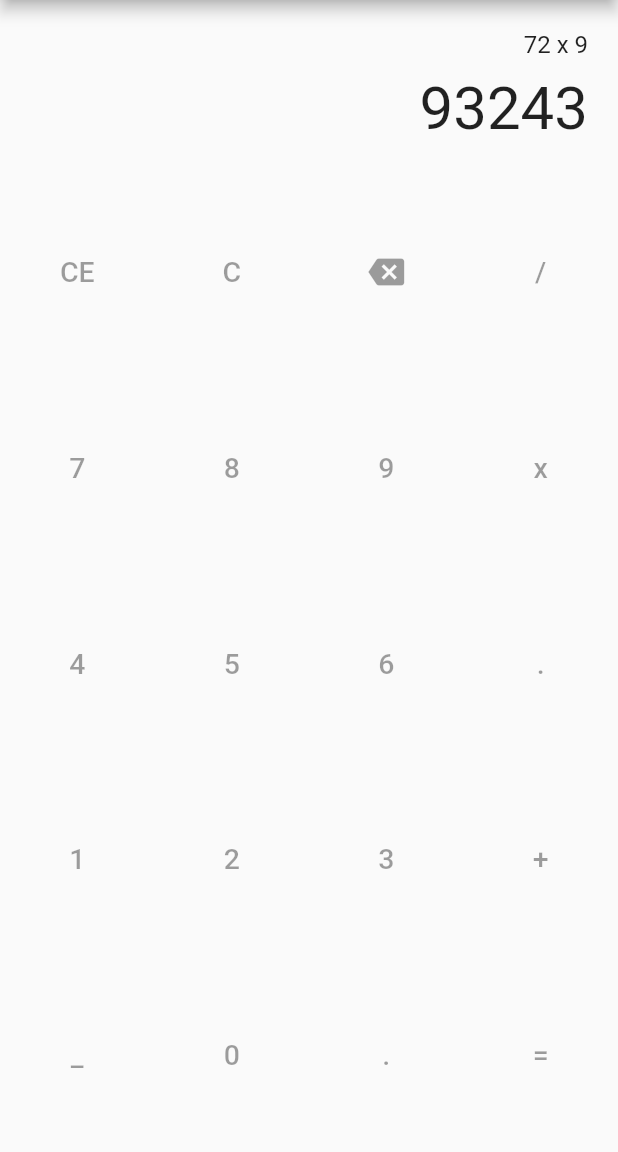
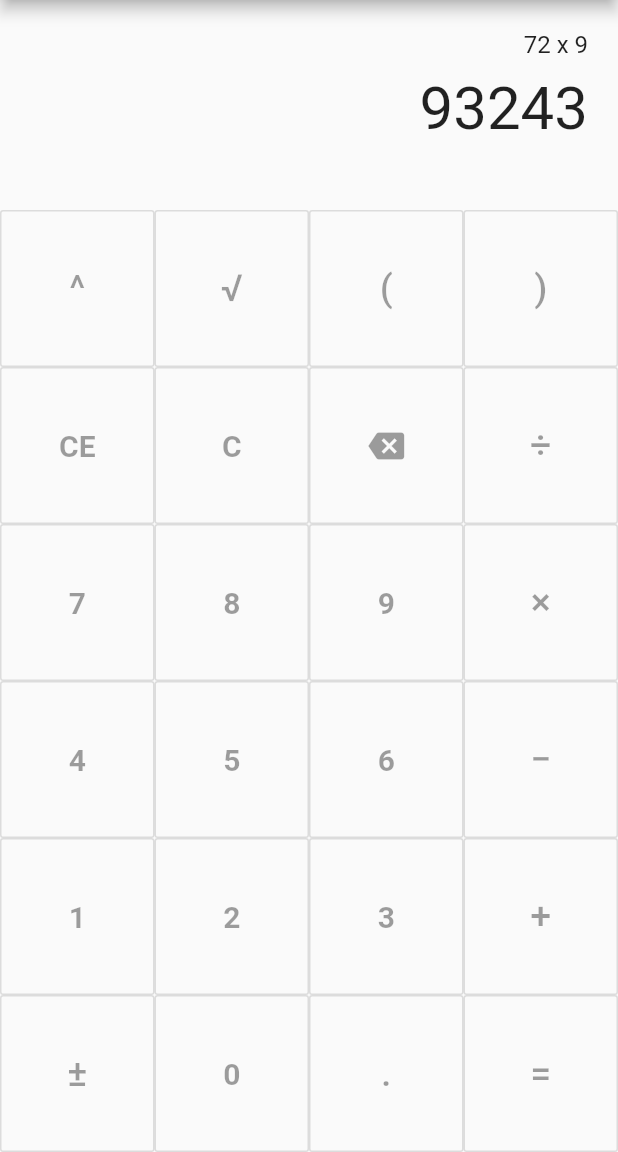
Before and after one commit to Tijesunimi/simple_calculator, a Flutter app: the screen it shows after launch, on a phone screen of 412 x 824 dp, the part 84-1236 px from its top. Run offline on Flutter 3.47's test engine with Material 2 defaults, Android fonts, the phone set to English and light mode, and no system bars.

Commit message:
Refined the layout. Added all the symbols to be used

```diff
--- a/lib/main.dart
+++ b/lib/main.dart
@@ -9,6 +9,9 @@ void main() {
                     title: Text("Simple Calculator"),
                 ),
                 body: SimpleCalculator(),
+            ),
+            theme: ThemeData(
+                brightness: Brightness.light
             ),
         )
     );
@@ -22,8 +25,12 @@ class SimpleCalculator extends StatefulWidget {
 class _SimpleCalculatorState extends State<SimpleCalculator> {
     String history = "72 x 9";
     String screen = "93243";
-    var buttonStyle = TextStyle(
-        fontSize: 19.0
+    var numberButtonStyle = TextStyle(
+        fontSize: 20.0,
+        fontWeight: FontWeight.w600
+    );
+    var signButtonStyle = TextStyle(
+        fontSize: 25.0
     );
     var screenStyle = TextStyle(
         fontSize: 40.0
@@ -37,6 +44,7 @@ class _SimpleCalculatorState extends State<SimpleCalculator> {
         return Column (
             children: <Widget>[
                 Container(
+                    height: 140.0,
                     padding: EdgeInsets.all(20.0),
                     child: Column(
                         crossAxisAlignment: CrossAxisAlignment.stretch,
@@ -59,25 +67,26 @@ class _SimpleCalculatorState extends State<SimpleCalculator> {
                 ),
                 Expanded(
                     child: Row(
+                        crossAxisAlignment: CrossAxisAlignment.stretch,
                         children: <Widget>[
                             Expanded(
-                                child: FlatButton (
-                                    child: Text("CE", style: buttonStyle),
+                                child: OutlineButton (
+                                    child: Text("^", style: signButtonStyle)
                                 ),
                             ),
                             Expanded(
-                                child: FlatButton (
-                                    child: Text("C", style: buttonStyle)
+                                child: OutlineButton (
+                                    child: Text("√", style: signButtonStyle)
                                 ),
                             ),
                             Expanded(
-                                child: FlatButton (
-                                    child: Icon(Icons.backspace)
+                                child: OutlineButton (
+                                    child: Text("(", style: signButtonStyle)
                                 ),
                             ),
                             Expanded(
-                                child: FlatButton (
-                                    child: Text("/", style: buttonStyle)
+                                child: OutlineButton (
+                                    child: Text(")", style: signButtonStyle)
                                 ),
                             )
                         ],
@@ -85,25 +94,26 @@ class _SimpleCalculatorState extends State<SimpleCalculator> {
                 ),
                 Expanded(
                     child: Row(
+                        crossAxisAlignment: CrossAxisAlignment.stretch,
                         children: <Widget>[
                             Expanded(
-                                child: FlatButton (
-                                    child: Text("7", style: buttonStyle)
+                                child: OutlineButton (
+                                    child: Text("CE", style: numberButtonStyle)
                                 ),
                             ),
                             Expanded(
-                                child: FlatButton (
-                                    child: Text("8", style: buttonStyle)
+                                child: OutlineButton (
+                                    child: Text("C", style: numberButtonStyle)
                                 ),
                             ),
                             Expanded(
-                                child: FlatButton (
-                                    child: Text("9", style: buttonStyle)
+                                child: OutlineButton (
+                                    child: Icon(Icons.backspace)
                                 ),
                             ),
                             Expanded(
-                                child: FlatButton (
-                                    child: Text("x", style: buttonStyle)
+                                child: OutlineButton (
+                                    child: Text("÷", style: signButtonStyle)
                                 ),
                             )
                         ],
@@ -111,25 +121,26 @@ class _SimpleCalculatorState extends State<SimpleCalculator> {
                 ),
                 Expanded(
                     child: Row(
+                        crossAxisAlignment: CrossAxisAlignment.stretch,
                         children: <Widget>[
                             Expanded(
-                                child: FlatButton (
-                                    child: Text("4", style: buttonStyle)
+                                child: OutlineButton (
+                                    child: Text("7", style: numberButtonStyle)
                                 ),
                             ),
                             Expanded(
-                                child: FlatButton (
-                                    child: Text("5", style: buttonStyle)
+                                child: OutlineButton (
+                                    child: Text("8", style: numberButtonStyle)
                                 ),
                             ),
                             Expanded(
-                                child: FlatButton (
-                                    child: Text("6", style: buttonStyle)
+                                child: OutlineButton (
+                                    child: Text("9", style: numberButtonStyle)
                                 ),
                             ),
                             Expanded(
-                                child: FlatButton (
-                                    child: Text(".", style: buttonStyle)
+                                child: OutlineButton (
+                                    child: Text("×", style: signButtonStyle)
                                 ),
                             )
                         ],
@@ -137,25 +148,26 @@ class _SimpleCalculatorState extends State<SimpleCalculator> {
                 ),
                 Expanded(
                     child: Row(
+                        crossAxisAlignment: CrossAxisAlignment.stretch,
                         children: <Widget>[
                             Expanded(
-                                child: FlatButton (
-                                    child: Text("1", style: buttonStyle)
+                                child: OutlineButton (
+                                    child: Text("4", style: numberButtonStyle)
                                 ),
                             ),
                             Expanded(
-                                child: FlatButton (
-                                    child: Text("2", style: buttonStyle)
+                                child: OutlineButton (
+                                    child: Text("5", style: numberButtonStyle)
                                 ),
                             ),
                             Expanded(
-                                child: FlatButton (
-                                    child: Text("3", style: buttonStyle)
+                                child: OutlineButton (
+                                    child: Text("6", style: numberButtonStyle)
                                 ),
                             ),
                             Expanded(
-                                child: FlatButton (
-                                    child: Text("+", style: buttonStyle)
+                                child: OutlineButton (
+                                    child: Text("−", style: signButtonStyle)
                                 ),
                             )
                         ],
@@ -163,25 +175,53 @@ class _SimpleCalculatorState extends State<SimpleCalculator> {
                 ),
                 Expanded(
                     child: Row(
+                        crossAxisAlignment: CrossAxisAlignment.stretch,
                         children: <Widget>[
                             Expanded(
-                                child: FlatButton (
-                                    child: Text("_", style: buttonStyle)
+                                child: OutlineButton (
+                                    child: Text("1", style: numberButtonStyle)
                                 ),
                             ),
                             Expanded(
-                                child: FlatButton (
-                                    child: Text("0", style: buttonStyle)
+                                child: OutlineButton (
+                                    child: Text("2", style: numberButtonStyle)
                                 ),
                             ),
                             Expanded(
-                                child: FlatButton (
-                                    child: Text(".", style: buttonStyle)
+                                child: OutlineButton (
+                                    child: Text("3", style: numberButtonStyle)
                                 ),
                             ),
                             Expanded(
-                                child: FlatButton (
-                                    child: Text("=", style: buttonStyle)
+                                child: OutlineButton (
+                                    child: Text("+", style: signButtonStyle)
+                                ),
+                            )
+                        ],
+                    )
+                ),
+                Expanded(
+                    child: Row(
+                        crossAxisAlignment: CrossAxisAlignment.stretch,
+                        children: <Widget>[
+                            Expanded(
+                                child: OutlineButton (
+                                    child: Text("±", style: signButtonStyle)
+                                ),
+                            ),
+                            Expanded(
+                                child: OutlineButton (
+                                    child: Text("0", style: numberButtonStyle)
+                                ),
+                            ),
+                            Expanded(
+                                child: OutlineButton (
+                                    child: Text(".", style: signButtonStyle)
+                                ),
+                            ),
+                            Expanded(
+                                child: OutlineButton (
+                                    child: Text("=", style: signButtonStyle)
                                 ),
                             )
                         ],
```
